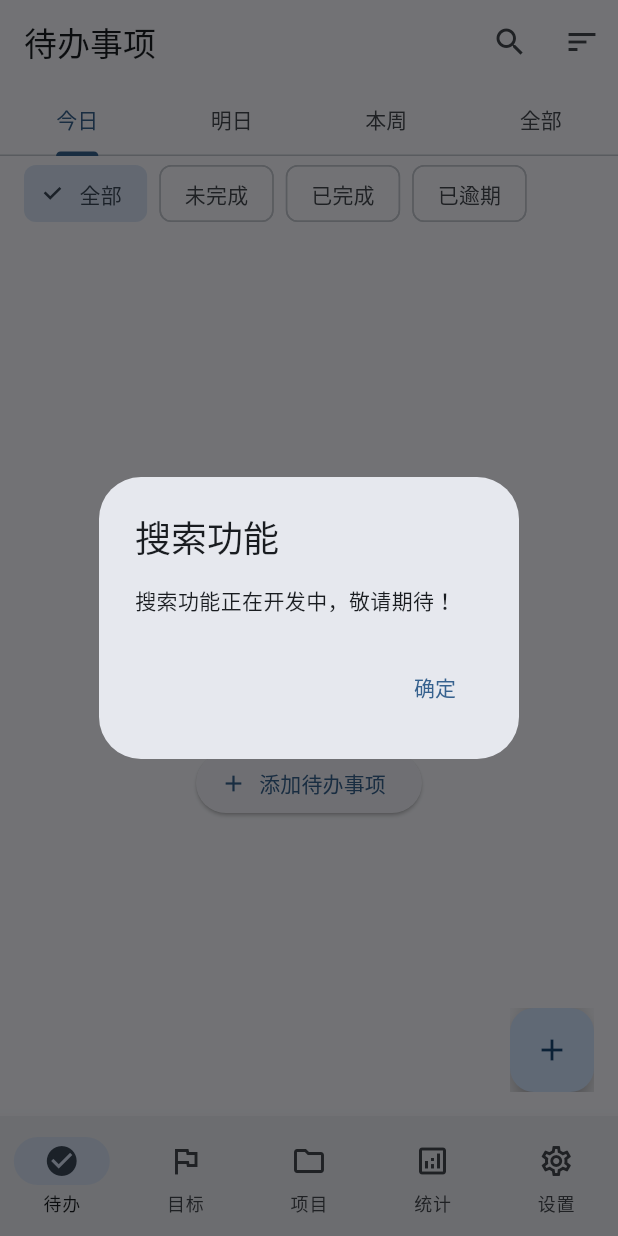
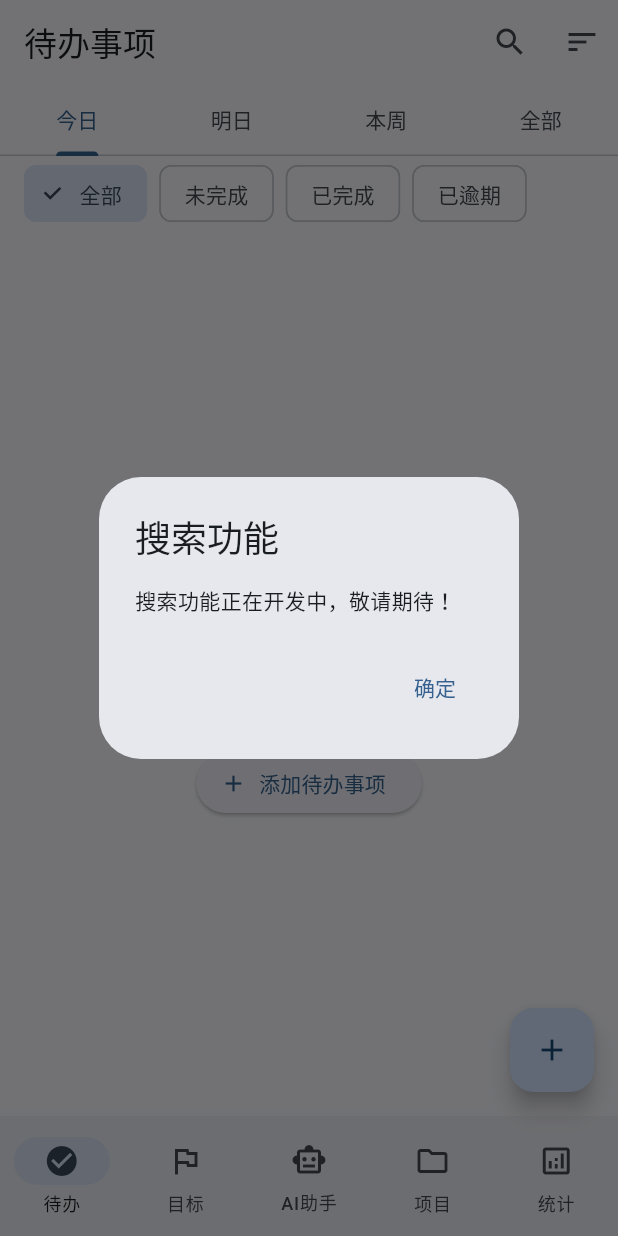
Before and after one commit to freeRider24XC/praxis, a Flutter app: the screen it shows after launch, after a tap on the "search" icon, on a phone screen of 412 x 824 dp. Run offline on Flutter 3.47's test engine with Material 3 defaults, Android fonts, the light colour scheme and no system bars; our stand-ins replace fl_chart, get, hive, hive_flutter, shared_preferences; accounts and stored records are empty.

Commit message:
refactor: 调整UI布局和修复布局溢出问题
- 将AI助手移到底部导航栏中间位置（第3个tab）
- 移除设置页面作为独立tab
- 在统计页面AppBar添加设置图标按钮
- 修复AI聊天页面布局溢出问题（确认卡片使用Flexible + 最大高度限制）
- 优化FAB显示逻辑（AI助手和统计页面不显示FAB）
- 更新页面索引映射（项目页面索引从2改为3）
- 移除AI助手相关的悬浮按钮（已作为tab）
- 清理未使用的导入（SettingsPage从main_page移除）

```diff
--- a/lib/pages/ai_chat/ai_chat_page.dart
+++ b/lib/pages/ai_chat/ai_chat_page.dart
@@ -163,8 +163,16 @@ class _AiChatPageState extends State<AiChatPage> {
             child: _buildMessageList(),
           ),
 
-          // 待确认的实体卡片
-          if (_pendingExtraction != null) _buildConfirmationCard(),
+          // 待确认的实体卡片（使用 Flexible 防止溢出）
+          if (_pendingExtraction != null)
+            Flexible(
+              child: Container(
+                constraints: const BoxConstraints(maxHeight: 300),
+                child: SingleChildScrollView(
+                  child: _buildConfirmationCard(),
+                ),
+              ),
+            ),
 
           // 输入区域
           _buildInputArea(),
--- a/lib/pages/main/main_page.dart
+++ b/lib/pages/main/main_page.dart
@@ -4,7 +4,6 @@ import 'package:praxis/pages/todo/todo_page.dart';
 import 'package:praxis/pages/goal/goal_page.dart';
 import 'package:praxis/pages/project/project_page.dart';
 import 'package:praxis/pages/stats/stats_page.dart';
-import 'package:praxis/pages/settings/settings_page.dart';
 import 'package:praxis/pages/ai_chat/ai_chat_page.dart';
 
 class MainPage extends StatefulWidget {
@@ -21,9 +20,9 @@ class _MainPageState extends State<MainPage> {
   final List<Widget> _pages = [
     const TodoPage(),
     const GoalPage(),
+    const AiChatPage(),
     const ProjectPage(),
     const StatsPage(),
-    const SettingsPage(),
   ];
 
   final List<NavigationDestination> _destinations = const [
@@ -38,6 +37,11 @@ class _MainPageState extends State<MainPage> {
       label: '目标',
     ),
     NavigationDestination(
+      icon: Icon(Icons.smart_toy_outlined),
+      selectedIcon: Icon(Icons.smart_toy),
+      label: 'AI助手',
+    ),
+    NavigationDestination(
       icon: Icon(Icons.folder_outlined),
       selectedIcon: Icon(Icons.folder),
       label: '项目',
@@ -46,11 +50,6 @@ class _MainPageState extends State<MainPage> {
       icon: Icon(Icons.analytics_outlined),
       selectedIcon: Icon(Icons.analytics),
       label: '统计',
-    ),
-    NavigationDestination(
-      icon: Icon(Icons.settings_outlined),
-      selectedIcon: Icon(Icons.settings),
-      label: '设置',
     ),
   ];
 
@@ -92,38 +91,22 @@ class _MainPageState extends State<MainPage> {
   }
 
   Widget? _buildFloatingActionButton() {
-    if (_currentIndex >= 3) {
-      // 在统计和设置页面显示AI按钮
-      return FloatingActionButton.extended(
-        onPressed: () => Get.to(() => const AiChatPage()),
-        icon: const Icon(Icons.smart_toy),
-        label: const Text('AI助手'),
-      );
+    // AI助手页面不需要FAB
+    if (_currentIndex == 2) {
+      return null;
     }
 
-    // 在其他页面显示原有功能按钮 + AI按钮
-    return Stack(
-      alignment: Alignment.bottomRight,
-      children: [
-        // AI助手按钮
-        Positioned(
-          bottom: 70,
-          right: 0,
-          child: FloatingActionButton(
-            heroTag: 'ai_button',
-            onPressed: () => Get.to(() => const AiChatPage()),
-            tooltip: 'AI助手',
-            child: const Icon(Icons.smart_toy),
-          ),
-        ),
-        // 原有功能按钮
-        FloatingActionButton(
-          heroTag: 'fab_button',
-          onPressed: _getFabAction(),
-          tooltip: _getFabTooltip(),
-          child: Icon(_getFabIcon()),
-        ),
-      ],
+    // 统计页面不需要FAB
+    if (_currentIndex == 4) {
+      return null;
+    }
+
+    // 其他页面显示原有功能按钮
+    return FloatingActionButton(
+      heroTag: 'fab_button',
+      onPressed: _getFabAction(),
+      tooltip: _getFabTooltip(),
+      child: Icon(_getFabIcon()),
     );
   }
 
@@ -133,7 +116,7 @@ class _MainPageState extends State<MainPage> {
         return Icons.add;
       case 1:
         return Icons.flag;
-      case 2:
+      case 3:
         return Icons.create_new_folder;
       default:
         return Icons.add;
@@ -146,7 +129,7 @@ class _MainPageState extends State<MainPage> {
         return '添加待办';
       case 1:
         return '创建目标';
-      case 2:
+      case 3:
         return '新建项目';
       default:
         return '添加';
@@ -159,7 +142,7 @@ class _MainPageState extends State<MainPage> {
         return _showAddTodoDialog;
       case 1:
         return _showAddGoalDialog;
-      case 2:
+      case 3:
         return _showAddProjectDialog;
       default:
         return () {};
--- a/lib/pages/stats/stats_page.dart
+++ b/lib/pages/stats/stats_page.dart
@@ -1,7 +1,9 @@
 import 'package:flutter/material.dart';
 import 'package:fl_chart/fl_chart.dart';
+import 'package:get/get.dart';
 import 'package:praxis/common/models/index.dart';
 import 'package:praxis/common/services/database_service.dart';
+import 'package:praxis/pages/settings/settings_page.dart';
 
 class StatsPage extends StatefulWidget {
   const StatsPage({super.key});
@@ -22,6 +24,11 @@ class _StatsPageState extends State<StatsPage> {
       appBar: AppBar(
         title: const Text('统计分析'),
         actions: [
+          IconButton(
+            icon: const Icon(Icons.settings_outlined),
+            onPressed: () => Get.to(() => const SettingsPage()),
+            tooltip: '设置',
+          ),
           PopupMenuButton<StatsTimeRange>(
             initialValue: _timeRange,
             onSelected: (range) {
```
